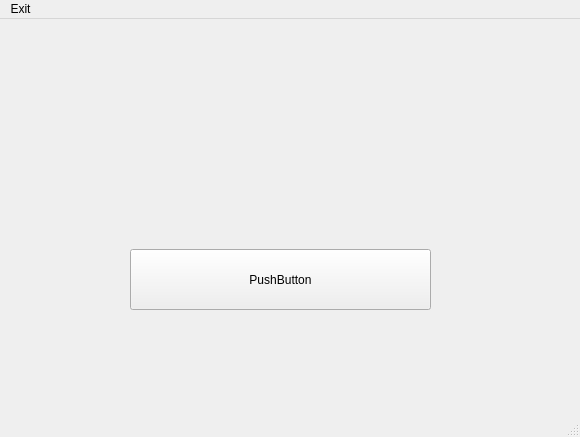
Above: main.ui from susilnath/reminder_app before the change. Below: the same form after it.
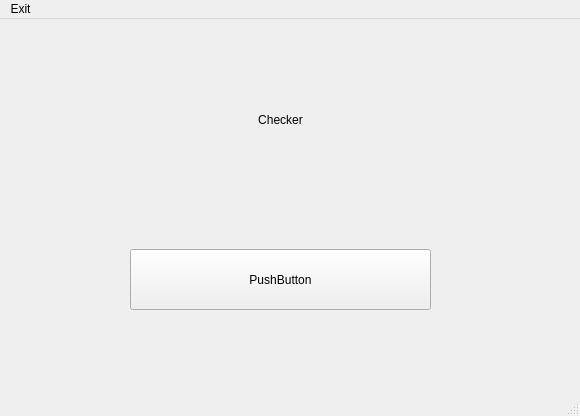
That is the form after the change.

What changed in the file:
```diff
--- a/main.ui
+++ b/main.ui
@@ -7,7 +7,7 @@
     <x>0</x>
     <y>0</y>
     <width>580</width>
-    <height>437</height>
+    <height>416</height>
    </rect>
   </property>
   <property name="windowTitle">
@@ -27,6 +27,22 @@
      <string>PushButton</string>
     </property>
    </widget>
+   <widget class="QLabel" name="debug">
+    <property name="geometry">
+     <rect>
+      <x>180</x>
+      <y>60</y>
+      <width>201</width>
+      <height>81</height>
+     </rect>
+    </property>
+    <property name="text">
+     <string>Checker</string>
+    </property>
+    <property name="alignment">
+     <set>Qt::AlignCenter</set>
+    </property>
+   </widget>
   </widget>
   <widget class="QMenuBar" name="menubar">
    <property name="geometry">
```
Left out of the diff: 2 changed lines with no effect on the pictures.
